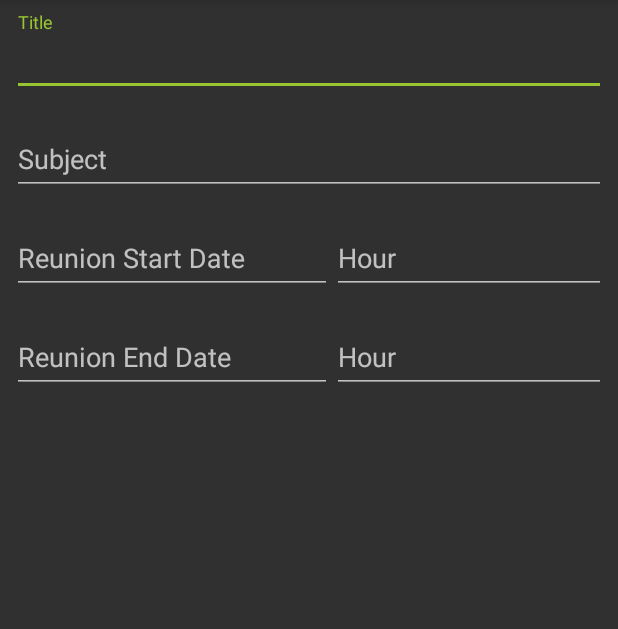
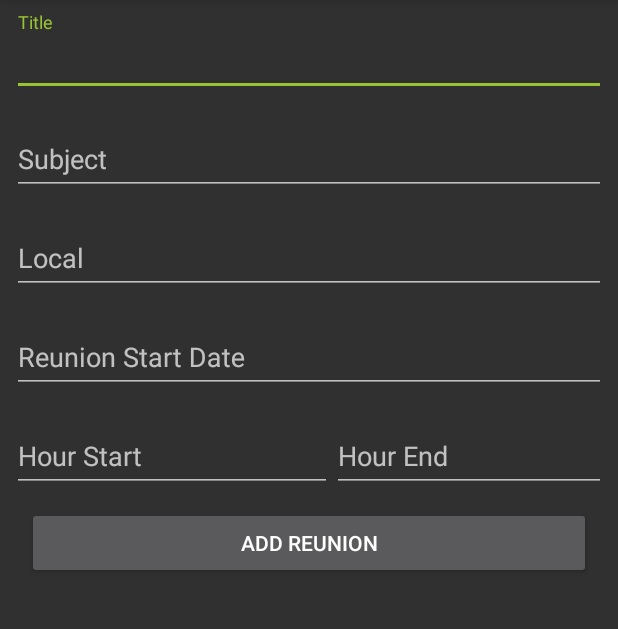
Before and after one commit to ViniPequeno/KeepSoft, an Android app: the CadastrarReuniao screen opened directly, with no data from a screen before it, on a phone screen of 412 x 824 dp, the part 84-713 px from its top. Run offline under Robolectric (Android 15) with nearby library versions, the phone set to English and light mode, and no system bars.

Commit message:
Reunião

```diff
--- a/app/src/main/java/nescaupower/br/com/keepsoft/Controller/ReuniaoController.java
+++ b/app/src/main/java/nescaupower/br/com/keepsoft/Controller/ReuniaoController.java
@@ -24,7 +24,6 @@ public class ReuniaoController {
     public void atualizar(Reuniao reuniao) {
         SimpleDateFormat format = new SimpleDateFormat("yyyy-MM-dd");
         reuniao.setDataInicioFormat(format.format(reuniao.getDataInicio()));
-        reuniao.setDataFimFormat(format.format(reuniao.getDataFim()));
 
         reuniaoDAO.updateAll(reuniao);
     }
@@ -33,7 +32,6 @@ public class ReuniaoController {
         SimpleDateFormat format = new SimpleDateFormat("yyyy-MM-dd");
 
         reuniao.setDataInicioFormat(format.format(reuniao.getDataInicio()));
-        reuniao.setDataFimFormat(format.format(reuniao.getDataFim()));
         reuniaoDAO.insertAll(reuniao);
         this.mensagem = "Cadastrado!";
         return true;
@@ -57,7 +55,6 @@ public class ReuniaoController {
         for(int i = 0; i<reuniaoList.size(); i++){
             try {
                 reuniaoList.get(i).setDataInicio(format.parse(reuniaoList.get(i).getDataInicioFormat()));
-                reuniaoList.get(i).setDataFim(format.parse(reuniaoList.get(i).getDataFimFormat()));
             } catch (ParseException e) {
                 e.printStackTrace();
             }
--- a/app/src/main/java/nescaupower/br/com/keepsoft/Factory/BD/Database/HttpService.java
+++ b/app/src/main/java/nescaupower/br/com/keepsoft/Factory/BD/Database/HttpService.java
@@ -11,7 +11,7 @@ import java.net.URL;
 import java.util.Scanner;
 
 public class HttpService extends AsyncTask<String, Void, String> {
-    private final String IP = "192.168.0.26";
+    private final String IP = "10.100.82.92";
     private final String PORTA = "8000";
     private final String URL = "http://"+IP+":"+PORTA+"/api";
     private StringBuilder resposta;
--- a/app/src/main/java/nescaupower/br/com/keepsoft/Views/Reuniao/CadastrarReuniao.java
+++ b/app/src/main/java/nescaupower/br/com/keepsoft/Views/Reuniao/CadastrarReuniao.java
@@ -32,12 +32,13 @@ public class CadastrarReuniao extends AppCompatActivity {
     private EditText txtReuniaoDataFim;
     private EditText txtReuniaoHoraInicio;
     private EditText txtReuniaoHoraFim;
+    private EditText txtReuniaoLocal;
     private ReuniaoController rc;
 
 
-    private DatePickerDialog dialogDataInicio, dialogDataFim;
-    private DatePickerDialog.OnDateSetListener listenerDataSelecionadaDataInicio, listenerDataSelecionadaDataFim;
-    private DatePickerDialog.OnCancelListener listenerSelecaoCanceladaDataInicio, listenerSelecaoCanceladaDataFim;
+    private DatePickerDialog dialogDataInicio;
+    private DatePickerDialog.OnDateSetListener listenerDataSelecionadaDataInicio;
+    private DatePickerDialog.OnCancelListener listenerSelecaoCanceladaDataInicio;
 
     private TimePickerDialog dialogHoraInicio, dialogHoraFim;
     private TimePickerDialog.OnTimeSetListener listenerHoraDataInicio, listenerHoraDataFim;
@@ -54,9 +55,10 @@ public class CadastrarReuniao extends AppCompatActivity {
 
         txtReuniaoTitulo = findViewById(R.id.txtNomeReuniao);
         txtReuniaoAssunto = findViewById(R.id.txtAssuntoReuniao);
+        txtReuniaoLocal = findViewById(R.id.txtLocalReuniao);
+
         //Datas
         txtReuniaoDataInicio = findViewById(R.id.txtReuniaoDataInicio);
-        txtReuniaoDataFim = findViewById(R.id.txtReuniaoDataFim);
 
         txtReuniaoHoraInicio = findViewById(R.id.txtReuniaoHoraInicio);
         txtReuniaoHoraFim = findViewById(R.id.txtReuniaoHoraFim);
@@ -138,24 +140,6 @@ public class CadastrarReuniao extends AppCompatActivity {
                 .get(Calendar.YEAR), dataAtual.get(Calendar.MONTH), dataAtual.get(Calendar.DAY_OF_MONTH));
         dialogDataInicio.setOnCancelListener(listenerSelecaoCanceladaDataInicio);
 
-        txtReuniaoDataFim.setOnFocusChangeListener((v, hasFocus) -> {
-            if (hasFocus) {
-                dialogDataFim.show();
-            }
-        });
-        //TODO: ajustar foco após selecionar data
-        listenerDataSelecionadaDataFim = (view, year, month, dayOfMonth) -> {
-            SimpleDateFormat sdf = new SimpleDateFormat("dd/MM/yyyy");
-            Date data = new GregorianCalendar(year, month, dayOfMonth).getTime();
-            txtReuniaoDataFim.setText(sdf.format(data));
-            root.clearFocus();
-            dialogDataFim.show();
-        };
-        listenerSelecaoCanceladaDataFim = dialogInterface -> root.clearFocus();
-
-        dialogDataFim = new DatePickerDialog(CadastrarReuniao.this, listenerDataSelecionadaDataFim, dataAtual
-                .get(Calendar.YEAR), dataAtual.get(Calendar.MONTH), dataAtual.get(Calendar.DAY_OF_MONTH));
-        dialogDataFim.setOnCancelListener(listenerSelecaoCanceladaDataFim);
     }
 
     public void cadastrar(View view) {
@@ -168,14 +152,14 @@ public class CadastrarReuniao extends AppCompatActivity {
         } else if (txtReuniaoDataInicio.getText().toString() == "") {
             Toast.makeText(this, "A reunião deve ter uma data de início", Toast.LENGTH_SHORT).show();
             return;
-        } else if (txtReuniaoDataFim.getText().toString() == "") {
-            Toast.makeText(this, "A reunião deve ter uma data de finalização", Toast.LENGTH_SHORT).show();
-            return;
-        } else if (txtReuniaoHoraInicio.getText().toString() == "") {
+        }  else if (txtReuniaoHoraInicio.getText().toString() == "") {
             Toast.makeText(this, "A reunião deve ter uma hora de início", Toast.LENGTH_SHORT).show();
             return;
         }else if (txtReuniaoHoraFim.getText().toString() == "") {
             Toast.makeText(this, "A reunião deve ter uma hora de finalização", Toast.LENGTH_SHORT).show();
+            return;
+        }else if(txtReuniaoLocal.getText().toString() == ""){
+            Toast.makeText(this, "A reunião deve ter um local", Toast.LENGTH_SHORT).show();
             return;
         }
 
@@ -184,14 +168,10 @@ public class CadastrarReuniao extends AppCompatActivity {
         r.setAssunto(txtReuniaoAssunto.getText().toString());
         r.setHoraInicioFormat(txtReuniaoHoraInicio.getText().toString());
         r.setHoraFimFormat(txtReuniaoHoraFim.getText().toString());
+
+        r.setLocal(txtReuniaoLocal.getText().toString());
         try {
             r.setDataInicio(new SimpleDateFormat("dd/MM/yyyy").parse(txtReuniaoDataInicio.getText().toString()));
-        } catch ( ParseException e ) {
-            e.printStackTrace();
-        }
-
-        try {
-            r.setDataFim(new SimpleDateFormat("dd/MM/yyyy").parse(txtReuniaoDataFim.getText().toString()));
         } catch ( ParseException e ) {
             e.printStackTrace();
         }
--- a/app/src/main/res/layout/activity_cadastrar_reuniao.xml
+++ b/app/src/main/res/layout/activity_cadastrar_reuniao.xml
@@ -54,10 +54,20 @@
                     android:singleLine="false" />
             </android.support.design.widget.TextInputLayout>
 
-        <LinearLayout
-            android:layout_width="wrap_content"
+            <android.support.design.widget.TextInputLayout
+                android:layout_width="match_parent"
                 android:layout_height="wrap_content"
-            android:orientation="horizontal">
+                android:layout_marginTop="10dp">
+
+                <android.support.design.widget.TextInputEditText
+                    android:id="@+id/txtLocalReuniao"
+                    android:layout_width="match_parent"
+                    android:layout_height="wrap_content"
+                    android:ems="10"
+                    android:hint="@string/local"
+                    android:inputType="textMultiLine"
+                    android:singleLine="false" />
+            </android.support.design.widget.TextInputLayout>
 
             <android.support.design.widget.TextInputLayout
                 android:layout_width="match_parent"
@@ -73,6 +83,12 @@
                     android:inputType="date" />
             </android.support.design.widget.TextInputLayout>
 
+
+            <LinearLayout
+                android:layout_width="wrap_content"
+                android:layout_height="wrap_content"
+                android:orientation="horizontal">
+
                 <android.support.design.widget.TextInputLayout
                     android:layout_width="match_parent"
                     android:layout_height="wrap_content"
@@ -85,25 +101,6 @@
                         android:ems="10"
                         android:hint="@string/reuniao_start_hour"
                         android:inputType="datetime" />
-            </android.support.design.widget.TextInputLayout>
-
-        </LinearLayout>
-        <LinearLayout
-            android:layout_width="wrap_content"
-            android:layout_height="wrap_content"
-            android:orientation="horizontal">
-            <android.support.design.widget.TextInputLayout
-                android:layout_width="match_parent"
-                android:layout_height="wrap_content"
-                android:layout_marginTop="10dp">
-
-                <android.support.design.widget.TextInputEditText
-                    android:id="@+id/txtReuniaoDataFim"
-                    android:layout_width="match_parent"
-                    android:layout_height="wrap_content"
-                    android:ems="10"
-                    android:hint="@string/reuniao_end_date"
-                    android:inputType="date" />
                 </android.support.design.widget.TextInputLayout>
 
 
@@ -121,6 +118,14 @@
                         android:inputType="datetime" />
                 </android.support.design.widget.TextInputLayout>
             </LinearLayout>
+
+            <Button
+                android:id="@+id/btnCadastrarReuniao"
+                android:layout_width="match_parent"
+                android:layout_height="wrap_content"
+                android:layout_margin="10dp"
+                android:onClick="cadastrar"
+                android:text="@string/add_reuniao" />
         </LinearLayout>
     </android.support.constraint.ConstraintLayout>
 </ScrollView>
--- a/app/src/main/res/values/strings.xml
+++ b/app/src/main/res/values/strings.xml
@@ -175,6 +175,7 @@
     <string name="reuniao_start_date">Reunion Start Date</string>
     <string name="reuniao_end_date">Reunion End Date</string>
     <string name="add_reuniao">Add Reunion</string>
-    <string name="reuniao_start_hour">Hour</string>
-    <string name="reuniao_end_hour">Hour</string>
+    <string name="reuniao_start_hour">Hour Start</string>
+    <string name="reuniao_end_hour">Hour End</string>
+    <string name="local">Local</string>
 </resources>
```
Also changed, not shown: app/src/main/java/nescaupower/br/com/keepsoft/Factory/Model/Reuniao.java (+9 -17 lines), app/src/main/java/nescaupower/br/com/keepsoft/Views/Reuniao/ReuniaoRVAdapter.java (+9 -6 lines), app/src/main/res/layout/activity_reuniao_model.xml (+18 -11 lines), 1 other file. Lines whose indentation alone changed are shown as unchanged.
